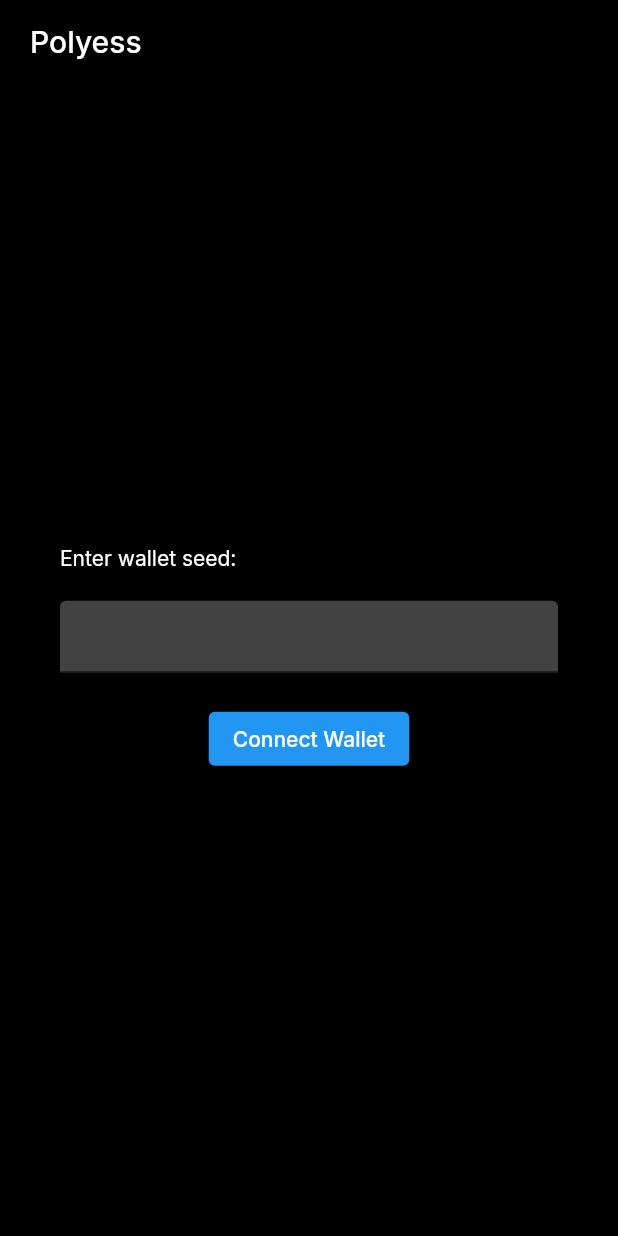
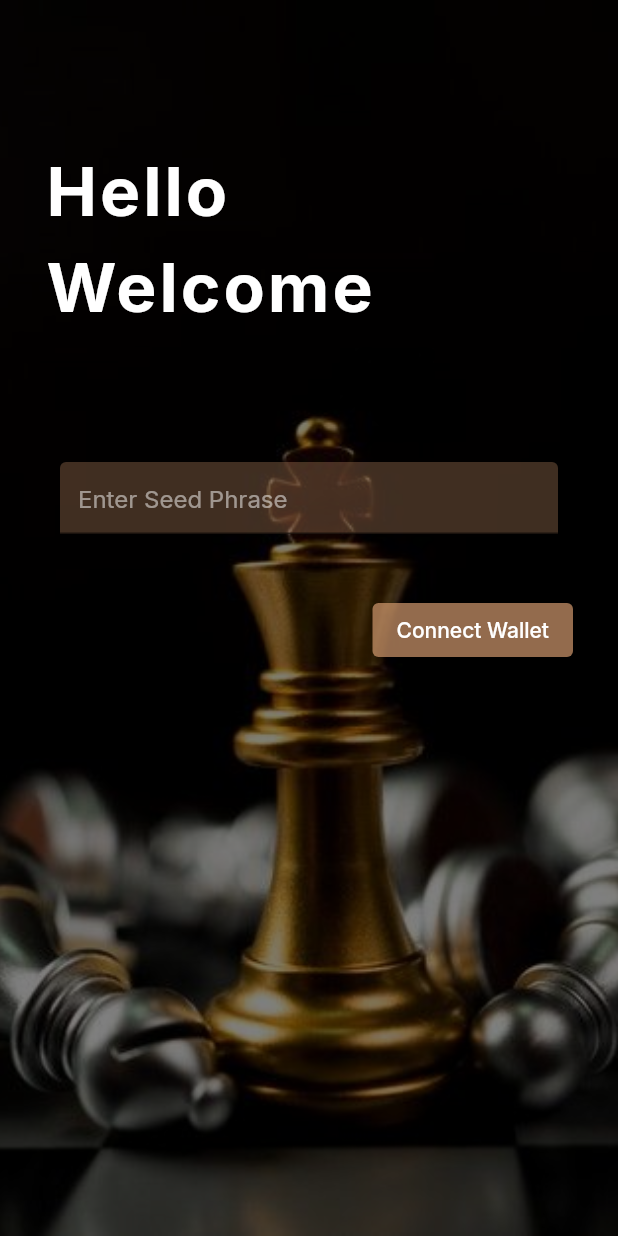
Before and after one commit to Codificacion-Circulo/polyess, a Flutter app: the screen it shows after launch, on a phone screen of 412 x 824 dp. Run offline on Flutter 3.47's test engine with Material 2 defaults, Android fonts, the phone set to English and light mode, and no system bars; our stand-ins replace flutter_secure_storage, google_fonts; accounts and stored records are empty.

Commit message:
app: login screen ui
Signed-off-by: Ojas Sinha <sinhaojas67@gmail.com>

```diff
--- a/app/lib/screens/wallet_connect.dart
+++ b/app/lib/screens/wallet_connect.dart
@@ -1,4 +1,5 @@
 import 'package:flutter/material.dart';
+import 'package:polyess/models/style.dart';
 import 'package:polyess/screens/home.dart';
 import 'package:polyess/services/wallet_service.dart';
 
@@ -10,36 +11,86 @@ class WalletConnect extends StatelessWidget {
   @override
   Widget build(BuildContext context) {
     return SafeArea(
+      child: Container(
+        decoration: BoxDecoration(
+            image: DecorationImage(
+          image: AssetImage('assets/chessbg.jpg'),
+          fit: BoxFit.cover,
+        )),
         child: Scaffold(
-        appBar: AppBar(
-          title: Text('Polyess'),
-        ),
+          backgroundColor: Colors.black.withOpacity(0.5),
           body: Padding(
-          padding: const EdgeInsets.symmetric(horizontal: 40),
+            padding: const EdgeInsets.only(top: 100, right: 30, left: 30),
             child: Column(
-            mainAxisAlignment: MainAxisAlignment.center,
+              mainAxisAlignment: MainAxisAlignment.start,
               crossAxisAlignment: CrossAxisAlignment.start,
               children: [
                 Text(
-                "Enter wallet seed:",
-                style: TextStyle(color: Colors.white),
+                  'Hello',
+                  style: TextStyle(
+                    color: Colors.white,
+                    fontSize: 45,
+                    fontWeight: FontWeight.bold,
+                    letterSpacing: 2,
+                  ),
                 ),
                 SizedBox(
-                height: 20,
+                  height: 10,
                 ),
-              TextField(
+                Text(
+                  'Welcome',
+                  style: TextStyle(
+                    color: Colors.white,
+                    fontSize: 45,
+                    fontWeight: FontWeight.bold,
+                    letterSpacing: 2,
+                  ),
+                ),
+                SizedBox(
+                  height: 50,
+                ),
+                SizedBox(
+                  height: 40,
+                ),
+                Padding(
+                  padding: const EdgeInsets.symmetric(horizontal: 10),
+                  child: TextField(
                     controller: _seedController,
                     decoration: InputDecoration(
-                    fillColor: Colors.grey.shade800, filled: true),
+                      fillColor: textColor.withOpacity(0.3),
+                      filled: true,
+                      focusColor: Colors.transparent,
+                      // enabledBorder: OutlineInputBorder(
+                      //   borderSide: BorderSide(color: Colors.white),
+                      //   borderRadius: BorderRadius.circular(10),
+                      // ),
+                      focusedBorder: OutlineInputBorder(
+                        borderRadius: BorderRadius.circular(10),
+                        borderSide: BorderSide(color: Colors.transparent),
+                      ),
+                      errorBorder: OutlineInputBorder(
+                        borderSide: BorderSide(color: Colors.white),
+                      ),
+                      hintText: 'Enter Seed Phrase',
+                      hintStyle: TextStyle(
+                        color: Colors.white.withOpacity(0.5),
+                      ),
+                    ),
+                  ),
                 ),
                 SizedBox(
-                height: 20,
+                  height: 40,
                 ),
-              Center(
-                child: ElevatedButton(
+                Row(
+                  mainAxisAlignment: MainAxisAlignment.end,
+                  children: [
+                    ElevatedButton(
+                      style: ButtonStyle(
+                          backgroundColor: MaterialStateProperty.all(
+                              textColor.withOpacity(0.7))),
                       onPressed: () async {
-                    var address =
-                        await WalletService().getAddress(_seedController.text);
+                        var address = await WalletService()
+                            .getAddress(_seedController.text);
                         Navigator.pushReplacement(
                           context,
                           MaterialPageRoute(
@@ -48,10 +99,10 @@ class WalletConnect extends StatelessWidget {
                       },
                       child: Text('Connect Wallet'),
                     ),
+                  ],
                 ),
-
-
               ],
+            ),
           ),
         ),
       ),
--- a/app/pubspec.yaml
+++ b/app/pubspec.yaml
@@ -22,6 +22,11 @@ dev_dependencies:
 
   flutter_lints: ^1.0.0
 
+
+
 flutter:
 
   uses-material-design: true
+
+  assets:
+    - assets/chessbg.jpg
```
Also changed, not shown: app/assets/chessbg.jpg (added). Lines whose indentation alone changed are shown as unchanged.
